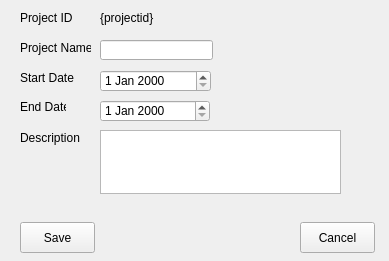
Old version of the form open-ihm/gui/designs/ui_editproject_details.ui in the repository snim2mirror/openihm.
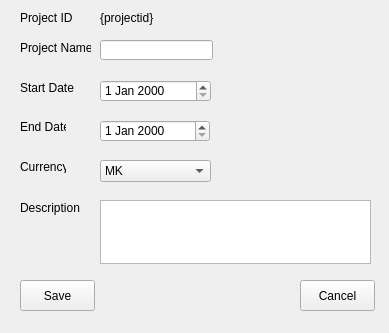
New version of the form.

The edit to the form file:
```diff
--- a/open-ihm/gui/designs/ui_editproject_details.ui
+++ b/open-ihm/gui/designs/ui_editproject_details.ui
@@ -7,13 +7,13 @@
     <x>0</x>
     <y>0</y>
     <width>389</width>
-    <height>261</height>
+    <height>333</height>
    </rect>
   </property>
   <property name="minimumSize">
    <size>
     <width>389</width>
-    <height>261</height>
+    <height>333</height>
    </size>
   </property>
   <property name="windowTitle">
@@ -23,7 +23,7 @@
    <property name="geometry">
     <rect>
      <x>20</x>
-     <y>222</y>
+     <y>280</y>
      <width>75</width>
      <height>31</height>
     </rect>
@@ -36,7 +36,7 @@
    <property name="geometry">
     <rect>
      <x>300</x>
-     <y>222</y>
+     <y>280</y>
      <width>75</width>
      <height>31</height>
     </rect>
@@ -85,7 +85,7 @@
    <property name="geometry">
     <rect>
      <x>20</x>
-     <y>70</y>
+     <y>80</y>
      <width>61</width>
      <height>16</height>
     </rect>
@@ -98,7 +98,7 @@
    <property name="geometry">
     <rect>
      <x>100</x>
-     <y>70</y>
+     <y>80</y>
      <width>111</width>
      <height>22</height>
     </rect>
@@ -108,7 +108,7 @@
    <property name="geometry">
     <rect>
      <x>20</x>
-     <y>100</y>
+     <y>120</y>
      <width>46</width>
      <height>13</height>
     </rect>
@@ -121,7 +121,7 @@
    <property name="geometry">
     <rect>
      <x>100</x>
-     <y>100</y>
+     <y>120</y>
      <width>110</width>
      <height>22</height>
     </rect>
@@ -131,7 +131,7 @@
    <property name="geometry">
     <rect>
      <x>20</x>
-     <y>130</y>
+     <y>200</y>
      <width>61</width>
      <height>16</height>
     </rect>
@@ -144,8 +144,8 @@
    <property name="geometry">
     <rect>
      <x>100</x>
-     <y>130</y>
-     <width>241</width>
+     <y>200</y>
+     <width>271</width>
      <height>64</height>
     </rect>
    </property>
@@ -163,6 +163,39 @@
     <string>{projectid}</string>
    </property>
   </widget>
+  <widget class="QLabel" name="label_6">
+   <property name="geometry">
+    <rect>
+     <x>20</x>
+     <y>160</y>
+     <width>46</width>
+     <height>13</height>
+    </rect>
+   </property>
+   <property name="text">
+    <string>Currency</string>
+   </property>
+  </widget>
+  <widget class="QComboBox" name="cmbCurrency">
+   <property name="geometry">
+    <rect>
+     <x>100</x>
+     <y>160</y>
+     <width>111</width>
+     <height>22</height>
+    </rect>
+   </property>
+   <item>
+    <property name="text">
+     <string>MK</string>
+    </property>
+   </item>
+   <item>
+    <property name="text">
+     <string>USD</string>
+    </property>
+   </item>
+  </widget>
  </widget>
  <resources/>
  <connections/>
```
